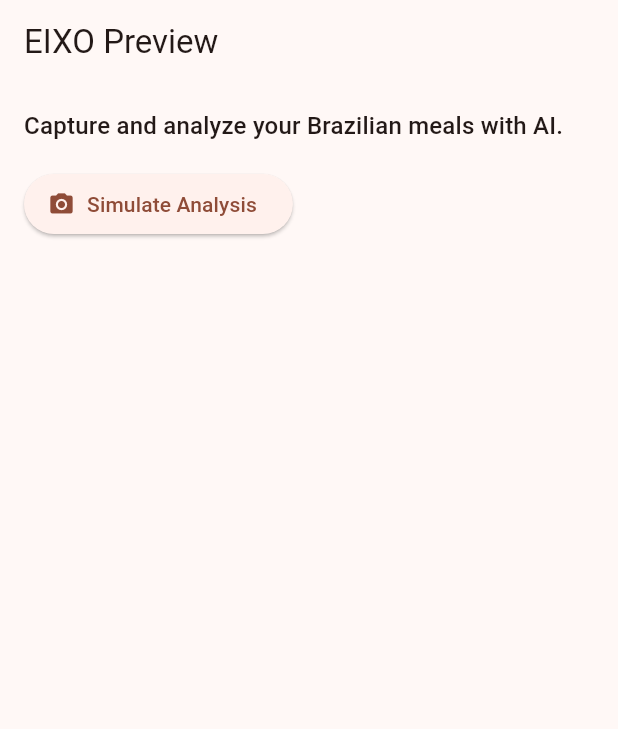
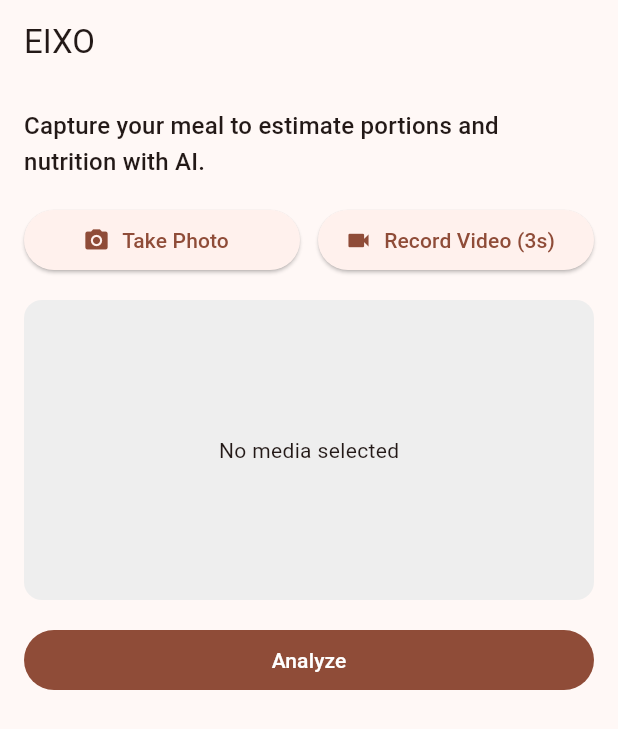
Before and after one commit to TomKelve/Eixo, a Flutter app: the screen it shows after launch, on a phone screen of 412 x 824 dp. Shown: the top 729 px of the screen. Run offline on Flutter 3.47's test engine with Material 3 defaults, Android fonts, the phone set to English and light mode, and no system bars; our stand-ins replace camera, image_picker.

Commit message:
Add media capture and analysis flows to Flutter app

```diff
--- a/mobile/lib/main.dart
+++ b/mobile/lib/main.dart
@@ -1,7 +1,8 @@
 import 'package:flutter/material.dart';
 import 'screens/home_screen.dart';
 
-void main() {
+Future<void> main() async {
+  WidgetsFlutterBinding.ensureInitialized();
   runApp(const EixoApp());
 }
 
--- /dev/null
+++ b/mobile/lib/models/analyze_response.dart
@@ -0,0 +1,96 @@
+class Macros {
+  final double protein;
+  final double carbs;
+  final double fat;
+
+  Macros({
+    required this.protein,
+    required this.carbs,
+    required this.fat,
+  });
+
+  factory Macros.fromJson(Map<String, dynamic> json) {
+    return Macros(
+      protein: (json['protein'] as num?)?.toDouble() ?? 0,
+      carbs: (json['carbs'] as num?)?.toDouble() ?? 0,
+      fat: (json['fat'] as num?)?.toDouble() ?? 0,
+    );
+  }
+}
+
+class MealItem {
+  final String label;
+  final double confidence;
+  final double gramsEstimated;
+  final double kcal;
+  final Macros macros;
+
+  MealItem({
+    required this.label,
+    required this.confidence,
+    required this.gramsEstimated,
+    required this.kcal,
+    required this.macros,
+  });
+
+  factory MealItem.fromJson(Map<String, dynamic> json) {
+    return MealItem(
+      label: json['label'] as String? ?? 'Unknown item',
+      confidence: (json['confidence'] as num?)?.toDouble() ?? 0,
+      gramsEstimated: (json['grams_estimated'] as num?)?.toDouble() ?? 0,
+      kcal: (json['kcal'] as num?)?.toDouble() ?? 0,
+      macros: Macros.fromJson(json['macros'] as Map<String, dynamic>? ?? {}),
+    );
+  }
+}
+
+class ReferenceObject {
+  final String type;
+  final double scale;
+
+  ReferenceObject({
+    required this.type,
+    required this.scale,
+  });
+
+  factory ReferenceObject.fromJson(Map<String, dynamic> json) {
+    return ReferenceObject(
+      type: json['type'] as String? ?? 'unknown',
+      scale: (json['scale'] as num?)?.toDouble() ?? 0,
+    );
+  }
+}
+
+class AnalyzeResponse {
+  final List<MealItem> items;
+  final ReferenceObject? referenceObject;
+
+  AnalyzeResponse({
+    required this.items,
+    this.referenceObject,
+  });
+
+  factory AnalyzeResponse.fromJson(Map<String, dynamic> json) {
+    final List<dynamic> rawItems = json['items'] as List<dynamic>? ?? [];
+    return AnalyzeResponse(
+      items: rawItems
+          .map((item) => MealItem.fromJson(item as Map<String, dynamic>))
+          .toList(),
+      referenceObject: json['reference_object'] != null
+          ? ReferenceObject.fromJson(
+              json['reference_object'] as Map<String, dynamic>,
+            )
+          : null,
+    );
+  }
+
+  double get totalKcal => items.fold(0, (sum, item) => sum + item.kcal);
+  double get totalGrams =>
+      items.fold(0, (sum, item) => sum + item.gramsEstimated);
+
+  Macros get totalMacros => Macros(
+        protein: items.fold(0, (sum, item) => sum + item.macros.protein),
+        carbs: items.fold(0, (sum, item) => sum + item.macros.carbs),
+        fat: items.fold(0, (sum, item) => sum + item.macros.fat),
+      );
+}
--- a/mobile/lib/models/dish_analysis.dart
+++ /dev/null
@@ -1,22 +0,0 @@
-class DishAnalysis {
-  final String dishName;
-  final double estimatedPortionGrams;
-  final double calories;
-  final List<String> tags;
-
-  DishAnalysis({
-    required this.dishName,
-    required this.estimatedPortionGrams,
-    required this.calories,
-    required this.tags,
-  });
-
-  factory DishAnalysis.fromJson(Map<String, dynamic> json) {
-    return DishAnalysis(
-      dishName: json['dishName'] as String,
-      estimatedPortionGrams: (json['estimatedPortionGrams'] as num).toDouble(),
-      calories: (json['calories'] as num).toDouble(),
-      tags: List<String>.from(json['tags'] ?? []),
-    );
-  }
-}
--- a/mobile/lib/screens/home_screen.dart
+++ b/mobile/lib/screens/home_screen.dart
@@ -1,7 +1,12 @@
+import 'dart:io';
+
+import 'package:camera/camera.dart';
 import 'package:flutter/material.dart';
-import '../services/api_client.dart';
-import '../models/dish_analysis.dart';
-import '../widgets/dish_card.dart';
+import 'package:image_picker/image_picker.dart';
+
+import '../models/analyze_response.dart';
+import '../services/api_service.dart';
+import 'result_screen.dart';
 
 class HomeScreen extends StatefulWidget {
   const HomeScreen({super.key});
@@ -11,42 +16,234 @@ class HomeScreen extends StatefulWidget {
 }
 
 class _HomeScreenState extends State<HomeScreen> {
-  final ApiClient _apiClient = ApiClient();
-  DishAnalysis? _lastResult;
-  bool _loading = false;
+  final ApiService _apiService = ApiService();
+  final ImagePicker _picker = ImagePicker();
 
-  Future<void> _simulateAnalyze() async {
-    setState(() => _loading = true);
-    final result = await _apiClient.mockAnalyze();
+  CameraController? _cameraController;
+  Future<void>? _initializeControllerFuture;
+  XFile? _mediaFile;
+  bool _isVideo = false;
+  bool _analyzing = false;
+
+  @override
+  void initState() {
+    super.initState();
+    _setupCamera();
+  }
+
+  Future<void> _setupCamera() async {
+    try {
+      final cameras = await availableCameras();
+      if (cameras.isNotEmpty) {
+        final controller = CameraController(
+          cameras.first,
+          ResolutionPreset.medium,
+          enableAudio: true,
+        );
+        _initializeControllerFuture = controller.initialize();
+        await _initializeControllerFuture;
+        setState(() {
+          _cameraController = controller;
+        });
+      }
+    } catch (e) {
+      if (mounted) {
+        ScaffoldMessenger.of(context).showSnackBar(
+          SnackBar(content: Text('Camera unavailable: $e')),
+        );
+      }
+    }
+  }
+
+  @override
+  void dispose() {
+    _cameraController?.dispose();
+    super.dispose();
+  }
+
+  Future<void> _takePhoto() async {
+    try {
+      final XFile? file = await _picker.pickImage(source: ImageSource.camera);
+      if (file != null) {
+        setState(() {
+          _mediaFile = file;
+          _isVideo = false;
+        });
+      }
+    } catch (e) {
+      _showError('Failed to capture photo: $e');
+    }
+  }
+
+  Future<void> _recordVideo() async {
+    if (_cameraController == null) {
+      await _setupCamera();
+      if (_cameraController == null) {
+        _showError('Camera is not ready.');
+        return;
+      }
+    }
+
+    try {
+      await _initializeControllerFuture;
+      if (_cameraController!.value.isRecordingVideo) {
+        return;
+      }
+      await _cameraController!.startVideoRecording();
+      await Future.delayed(const Duration(seconds: 3));
+      final XFile file = await _cameraController!.stopVideoRecording();
+      setState(() {
+        _mediaFile = file;
+        _isVideo = true;
+      });
+    } catch (e) {
+      _showError('Failed to record video: $e');
+    }
+  }
+
+  Future<void> _analyzeMedia() async {
+    if (_mediaFile == null) {
+      _showError('Capture media before analyzing.');
+      return;
+    }
+
     setState(() {
-      _lastResult = result;
-      _loading = false;
+      _analyzing = true;
     });
+
+    try {
+      final file = File(_mediaFile!.path);
+      final AnalyzeResponse response =
+          _isVideo ? await _apiService.analyzeVideo(file) : await _apiService.analyzeImage(file);
+
+      if (!mounted) return;
+      Navigator.of(context).push(
+        MaterialPageRoute(
+          builder: (_) => ResultScreen(response: response),
+        ),
+      );
+    } catch (e) {
+      _showError('Analysis failed: $e');
+    } finally {
+      if (mounted) {
+        setState(() {
+          _analyzing = false;
+        });
+      }
+    }
+  }
+
+  void _showError(String message) {
+    if (!mounted) return;
+    ScaffoldMessenger.of(context).showSnackBar(
+      SnackBar(content: Text(message)),
+    );
+  }
+
+  Widget _buildPreview() {
+    if (_mediaFile == null) {
+      return Container(
+        height: 200,
+        width: double.infinity,
+        decoration: BoxDecoration(
+          color: Colors.grey.shade200,
+          borderRadius: BorderRadius.circular(12),
+        ),
+        child: const Center(
+          child: Text('No media selected'),
+        ),
+      );
+    }
+
+    if (_isVideo) {
+      return Container(
+        height: 200,
+        width: double.infinity,
+        decoration: BoxDecoration(
+          color: Colors.black,
+          borderRadius: BorderRadius.circular(12),
+        ),
+        child: Center(
+          child: Row(
+            mainAxisAlignment: MainAxisAlignment.center,
+            children: [
+              const Icon(Icons.videocam, color: Colors.white),
+              const SizedBox(width: 8),
+              Expanded(
+                child: Text(
+                  _mediaFile!.path.split('/').last,
+                  style: const TextStyle(color: Colors.white),
+                  overflow: TextOverflow.ellipsis,
+                ),
+              ),
+            ],
+          ),
+        ),
+      );
+    }
+
+    return ClipRRect(
+      borderRadius: BorderRadius.circular(12),
+      child: Image.file(
+        File(_mediaFile!.path),
+        height: 200,
+        width: double.infinity,
+        fit: BoxFit.cover,
+      ),
+    );
   }
 
   @override
   Widget build(BuildContext context) {
     return Scaffold(
       appBar: AppBar(
-        title: const Text('EIXO Preview'),
+        title: const Text('EIXO'),
       ),
-      body: Padding(
-        padding: const EdgeInsets.all(16.0),
+      body: SingleChildScrollView(
+        padding: const EdgeInsets.all(16),
         child: Column(
           crossAxisAlignment: CrossAxisAlignment.start,
           children: [
             Text(
-              'Capture and analyze your Brazilian meals with AI.',
+              'Capture your meal to estimate portions and nutrition with AI.',
               style: Theme.of(context).textTheme.titleMedium,
             ),
             const SizedBox(height: 16),
-            ElevatedButton.icon(
-              onPressed: _loading ? null : _simulateAnalyze,
-              icon: const Icon(Icons.camera_alt),
-              label: Text(_loading ? 'Analyzing...' : 'Simulate Analysis'),
+            Row(
+              children: [
+                Expanded(
+                  child: ElevatedButton.icon(
+                    onPressed: _analyzing ? null : _takePhoto,
+                    icon: const Icon(Icons.photo_camera),
+                    label: const Text('Take Photo'),
+                  ),
+                ),
+                const SizedBox(width: 12),
+                Expanded(
+                  child: ElevatedButton.icon(
+                    onPressed: _analyzing ? null : _recordVideo,
+                    icon: const Icon(Icons.videocam),
+                    label: const Text('Record Video (3s)'),
+                  ),
+                ),
+              ],
             ),
             const SizedBox(height: 16),
-            if (_lastResult != null) DishCard(result: _lastResult!),
+            _buildPreview(),
+            const SizedBox(height: 16),
+            SizedBox(
+              width: double.infinity,
+              child: FilledButton(
+                onPressed: _analyzing ? null : _analyzeMedia,
+                child: _analyzing
+                    ? const SizedBox(
+                        height: 20,
+                        width: 20,
+                        child: CircularProgressIndicator(strokeWidth: 2),
+                      )
+                    : const Text('Analyze'),
+              ),
+            ),
           ],
         ),
       ),
--- /dev/null
+++ b/mobile/lib/services/api_config.dart
@@ -0,0 +1 @@
+const String apiBaseUrl = "http://localhost:8000";
--- a/mobile/pubspec.yaml
+++ b/mobile/pubspec.yaml
@@ -10,6 +10,9 @@ dependencies:
   flutter:
     sdk: flutter
   http: ^1.1.0
+  image_picker: ^1.0.4
+  camera: ^0.10.5+5
+  path_provider: ^2.1.1
   flutter_dotenv: ^5.1.0
 
 dev_dependencies:
```
Also changed, not shown: mobile/lib/screens/result_screen.dart (added, +96 -0 lines), mobile/lib/services/api_client.dart (deleted, +0 -30 lines), mobile/lib/services/api_service.dart (added, +43 -0 lines), mobile/lib/widgets/dish_card.dart (deleted, +0 -31 lines).
